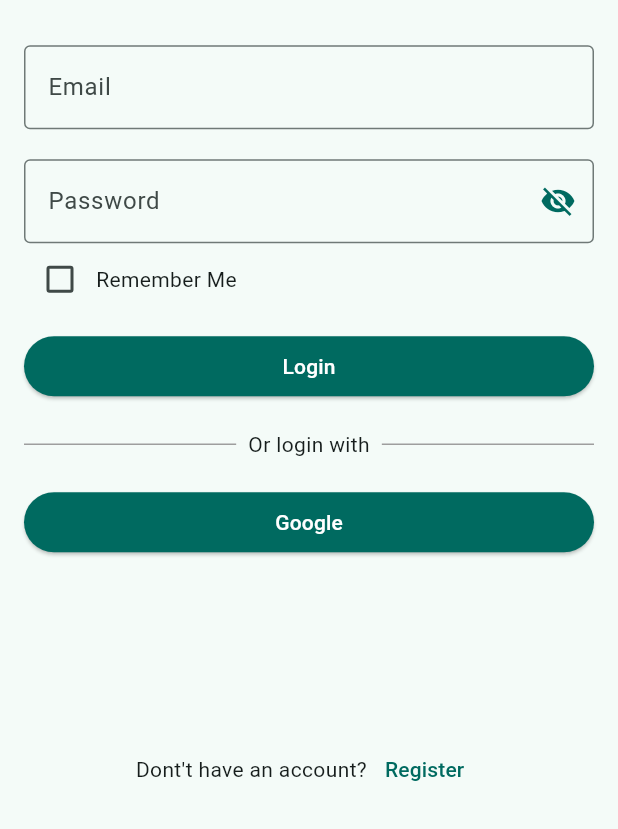
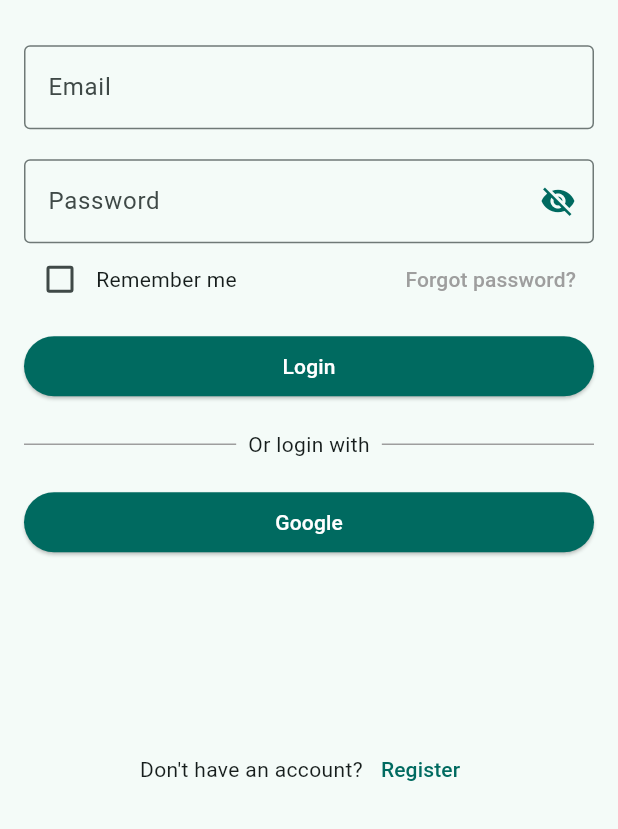
Before and after one commit to mussyahmi/my_finance_mate, a Flutter app: the screen it shows after launch, after a tap on "Login", on a phone screen of 412 x 824 dp, the part 407-1236 px from its top. Run offline on Flutter 3.47's test engine with Material 3 defaults, Android fonts, the phone set to English and light mode, and no system bars; our stand-ins replace adaptive_theme, cloud_firestore, device_info_plus, dropdown_search, email_validator, file_picker and 13 more; accounts and stored records are empty.

Commit message:
Implement forgot password

```diff
--- a/lib/pages/login_page.dart
+++ b/lib/pages/login_page.dart
@@ -3,6 +3,7 @@
 import 'dart:convert';
 import 'dart:io';
 
+import 'package:email_validator/email_validator.dart';
 import 'package:flutter/material.dart';
 import 'package:firebase_auth/firebase_auth.dart';
 import 'package:cloud_firestore/cloud_firestore.dart';
@@ -29,8 +30,10 @@ class LoginPage extends StatefulWidget {
 }
 
 class _LoginPageState extends State<LoginPage> {
-  final TextEditingController emailController = TextEditingController();
-  final TextEditingController passwordController = TextEditingController();
+  final TextEditingController _emailController = TextEditingController();
+  final TextEditingController _passwordController = TextEditingController();
+  final TextEditingController _forgotPasswordEmailController =
+      TextEditingController();
   bool _isLoading = false;
   bool _isLoading2 = false;
   bool _isPasswordVisible = false;
@@ -115,7 +118,7 @@ class _LoginPageState extends State<LoginPage> {
                           )),
                       const SizedBox(height: 30),
                       TextField(
-                        controller: emailController,
+                        controller: _emailController,
                         decoration: const InputDecoration(
                           labelText: 'Email',
                           border: OutlineInputBorder(),
@@ -123,7 +126,7 @@ class _LoginPageState extends State<LoginPage> {
                       ),
                       const SizedBox(height: 20),
                       TextField(
-                        controller: passwordController,
+                        controller: _passwordController,
                         obscureText: !_isPasswordVisible,
                         decoration: InputDecoration(
                           labelText: 'Password',
@@ -145,6 +148,9 @@ class _LoginPageState extends State<LoginPage> {
                         ),
                       ),
                       Row(
+                        mainAxisAlignment: MainAxisAlignment.spaceBetween,
+                        children: [
+                          Row(
                             children: [
                               Checkbox(
                                 value: _isRememberMeChecked,
@@ -154,7 +160,16 @@ class _LoginPageState extends State<LoginPage> {
                                   });
                                 },
                               ),
-                          const Text('Remember Me'),
+                              const Text('Remember me'),
+                            ],
+                          ),
+                          TextButton(
+                            onPressed: () => _showForgotPasswordDialog(context),
+                            child: Text(
+                              'Forgot password?',
+                              style: TextStyle(color: Colors.grey),
+                            ),
+                          ),
                         ],
                       ),
 
@@ -169,8 +184,8 @@ class _LoginPageState extends State<LoginPage> {
 
                           try {
                             await _signInWithEmailAndPassword(
-                              emailController.text.trim(),
-                              passwordController.text.trim(),
+                              _emailController.text.trim(),
+                              _passwordController.text.trim(),
                             );
                           } finally {
                             setState(() {
@@ -261,7 +276,7 @@ class _LoginPageState extends State<LoginPage> {
                 Row(
                   mainAxisAlignment: MainAxisAlignment.center,
                   children: [
-                    const Text('Dont\'t have an account?'),
+                    const Text('Don\'t have an account?'),
                     TextButton(
                         onPressed: () {
                           Navigator.push(
@@ -355,7 +370,7 @@ class _LoginPageState extends State<LoginPage> {
         );
       }
     } catch (error) {
-      EasyLoading.showInfo(error.toString());
+      EasyLoading.showError(error.toString());
       print('Email/Password Sign-In Error: $error');
       //todo: Handle sign-in errors as needed, such as displaying an error message
     }
@@ -448,7 +463,7 @@ class _LoginPageState extends State<LoginPage> {
         print('Google Sign-In Cancelled');
       }
     } catch (error) {
-      EasyLoading.showInfo(error.toString());
+      EasyLoading.showError(error.toString());
       print('Google Sign-In Error: $error');
     }
   }
@@ -538,8 +553,8 @@ class _LoginPageState extends State<LoginPage> {
 
     if (savedEmail != null && savedPassword != null) {
       setState(() {
-        emailController.text = savedEmail;
-        passwordController.text = savedPassword;
+        _emailController.text = savedEmail;
+        _passwordController.text = savedPassword;
         _isRememberMeChecked = true; //* Update the checkbox state
       });
     }
@@ -552,16 +567,16 @@ class _LoginPageState extends State<LoginPage> {
     String? lastLoginWith = prefs.getString('last_login_with');
 
     if (lastLoginWith == 'email' &&
-        emailController.text.trim().isNotEmpty &&
-        passwordController.text.trim().isNotEmpty) {
+        _emailController.text.trim().isNotEmpty &&
+        _passwordController.text.trim().isNotEmpty) {
       setState(() {
         _isLoading = true;
       });
 
       try {
         await _signInWithEmailAndPassword(
-          emailController.text.trim(),
-          passwordController.text.trim(),
+          _emailController.text.trim(),
+          _passwordController.text.trim(),
         );
       } finally {
         setState(() {
@@ -583,4 +598,57 @@ class _LoginPageState extends State<LoginPage> {
       }
     }
   }
+
+  // Function to show the forgot password dialog
+  void _showForgotPasswordDialog(BuildContext context) {
+    showDialog(
+      context: context,
+      builder: (context) {
+        return AlertDialog(
+          title: const Text('Reset Password'),
+          content: TextField(
+            controller: _forgotPasswordEmailController,
+            decoration: const InputDecoration(
+              labelText: 'Enter your email address',
+            ),
+            keyboardType: TextInputType.emailAddress,
+          ),
+          actions: [
+            TextButton(
+              onPressed: () {
+                Navigator.of(context).pop();
+              },
+              child: const Text('Cancel'),
+            ),
+            ElevatedButton(
+              onPressed: () async {
+                String email = _forgotPasswordEmailController.text.trim();
+
+                //* Check if email is empty
+                if (email.isEmpty) {
+                  return EasyLoading.showInfo('Email cannot be empty.');
                 }
+
+                //* Validate email format
+                if (!EmailValidator.validate(email)) {
+                  return EasyLoading.showInfo(
+                      'Please enter a valid email address.');
+                }
+
+                try {
+                  await FirebaseAuth.instance
+                      .sendPasswordResetEmail(email: email);
+                  EasyLoading.showSuccess('Password reset email sent!');
+                  Navigator.of(context).pop();
+                } catch (e) {
+                  EasyLoading.showError('Error: $e');
+                }
+              },
+              child: const Text('Send Reset Link'),
+            ),
+          ],
+        );
+      },
+    );
+  }
+}
--- a/lib/pages/register_page.dart
+++ b/lib/pages/register_page.dart
@@ -10,6 +10,7 @@ import 'package:cloud_firestore/cloud_firestore.dart';
 import 'package:device_info_plus/device_info_plus.dart';
 import 'package:flutter_easyloading/flutter_easyloading.dart';
 import 'package:provider/provider.dart';
+import 'package:shared_preferences/shared_preferences.dart';
 
 import '../models/person.dart';
 import '../providers/person_provider.dart';
@@ -227,6 +228,9 @@ class RegisterPageState extends State<RegisterPage> {
       );
 
       if (authResult.user != null) {
+        SharedPreferences prefs = await SharedPreferences.getInstance();
+        await prefs.remove('last_login_with');
+
         //* Get current timestamp
         final now = DateTime.now();
 
```
Lines whose indentation alone changed are shown as unchanged.
